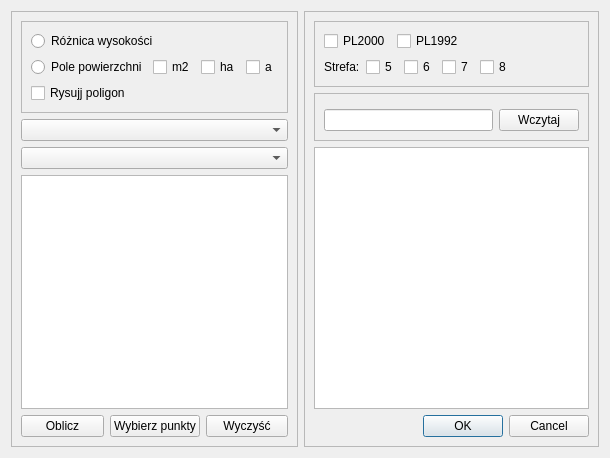
First picture: the form in wtyczka_qgis_projekt_2_dialog_base.ui, repository AdaGieraltowska/Repozytorim_projekt2, before the edit.
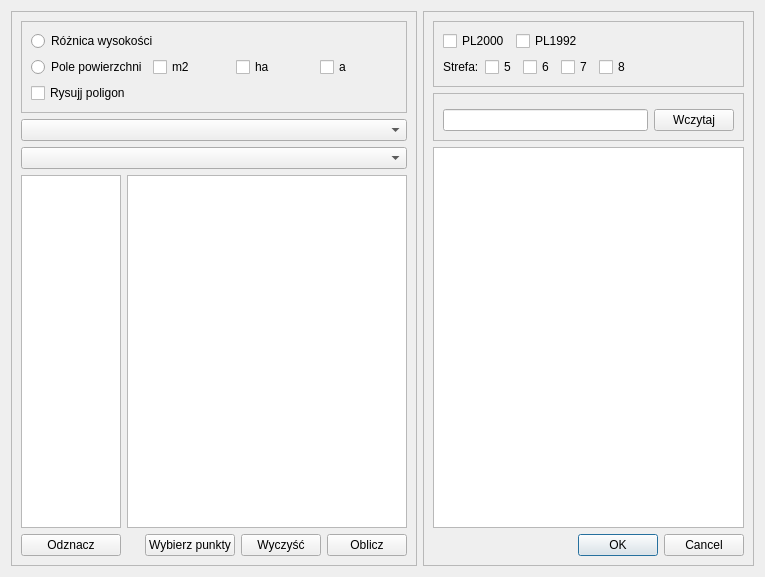
Second picture: the form after the edit. Custom widgets are drawn as their Qt base class.

Commit message: Dodanie funkcjonalności reszty wtyczki

Patch:
```diff
--- a/wtyczka_qgis_projekt_2_dialog_base.ui
+++ b/wtyczka_qgis_projekt_2_dialog_base.ui
@@ -6,8 +6,8 @@
    <rect>
     <x>0</x>
     <y>0</y>
-    <width>610</width>
-    <height>458</height>
+    <width>765</width>
+    <height>577</height>
    </rect>
   </property>
   <property name="windowTitle">
@@ -23,7 +23,39 @@
       <enum>QFrame::Raised</enum>
      </property>
      <layout class="QGridLayout" name="gridLayout_3">
-      <item row="0" column="0" colspan="3">
+      <item row="3" column="1" colspan="6">
+       <widget class="QPlainTextEdit" name="plainTextEdit_wyniki"/>
+      </item>
+      <item row="1" column="0" colspan="7">
+       <widget class="QgsMapLayerComboBox" name="mMapLayerComboBox_wybor_warstwy"/>
+      </item>
+      <item row="3" column="0">
+       <widget class="QListWidget" name="listWidget">
+        <property name="minimumSize">
+         <size>
+          <width>100</width>
+          <height>0</height>
+         </size>
+        </property>
+        <property name="maximumSize">
+         <size>
+          <width>100</width>
+          <height>16777215</height>
+         </size>
+        </property>
+       </widget>
+      </item>
+      <item row="2" column="0" colspan="7">
+       <widget class="QgsFieldComboBox" name="mFieldComboBox_wybor_atrybutu"/>
+      </item>
+      <item row="4" column="0">
+       <widget class="QPushButton" name="pushButton_odznacz">
+        <property name="text">
+         <string>Odznacz</string>
+        </property>
+       </widget>
+      </item>
+      <item row="0" column="0" colspan="7">
        <layout class="QHBoxLayout" name="horizontalLayout_2">
         <item>
          <widget class="QFrame" name="frame_3">
@@ -85,36 +117,27 @@
         </item>
        </layout>
       </item>
-      <item row="1" column="0" colspan="3">
-       <widget class="QgsMapLayerComboBox" name="mMapLayerComboBox_wybor_warstwy"/>
-      </item>
-      <item row="2" column="0" colspan="3">
-       <widget class="QgsFieldComboBox" name="mFieldComboBox_wybor_atrybutu"/>
-      </item>
-      <item row="3" column="0" colspan="3">
-       <widget class="QPlainTextEdit" name="plainTextEdit_wyniki"/>
-      </item>
-      <item row="4" column="0">
+      <item row="4" column="6">
        <widget class="QPushButton" name="pushButton_oblicz">
         <property name="text">
          <string>Oblicz</string>
         </property>
        </widget>
       </item>
-      <item row="4" column="1">
-       <widget class="QPushButton" name="pushButton_wybierz">
-        <property name="text">
-         <string>Wybierz punkty</string>
-        </property>
-       </widget>
-      </item>
-      <item row="4" column="2">
+      <item row="4" column="5">
        <widget class="QPushButton" name="pushButton_clear">
         <property name="text">
          <string>Wyczyść</string>
         </property>
        </widget>
       </item>
+      <item row="4" column="4">
+       <widget class="QPushButton" name="pushButton_wybierz">
+        <property name="text">
+         <string>Wybierz punkty</string>
+        </property>
+       </widget>
+      </item>
      </layout>
     </widget>
    </item>
@@ -144,7 +167,14 @@
           </widget>
          </item>
          <item row="1" column="0">
-          <widget class="QLineEdit" name="lineEdit_nazwa_warstwy"/>
+          <widget class="QLineEdit" name="lineEdit_nazwa_warstwy">
+           <property name="minimumSize">
+            <size>
+             <width>140</width>
+             <height>0</height>
+            </size>
+           </property>
+          </widget>
          </item>
          <item row="0" column="0" colspan="2">
           <widget class="QgsFileWidget" name="mQgsFileWidget_plik"/>
```
The commit also changes 1 other file.
